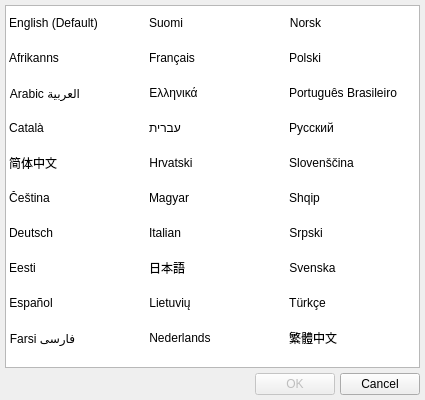
The window that Quazaa/UI/dialoglanguage.ui (c3c/quazaa) describes before a commit, drawn with Qt 5.
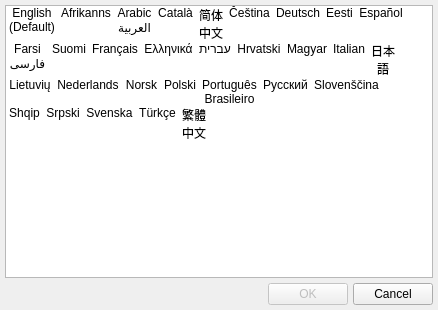
The same window after the commit. Icons and pictures are not drawn.

Commit message: Corrected display of language dialog.

The edit to the form file:
```diff
--- a/Quazaa/UI/dialoglanguage.ui
+++ b/Quazaa/UI/dialoglanguage.ui
@@ -9,22 +9,10 @@
    <rect>
     <x>0</x>
     <y>0</y>
-    <width>425</width>
-    <height>400</height>
+    <width>438</width>
+    <height>310</height>
    </rect>
   </property>
-  <property name="minimumSize">
-   <size>
-    <width>425</width>
-    <height>400</height>
-   </size>
-  </property>
-  <property name="maximumSize">
-   <size>
-    <width>425</width>
-    <height>400</height>
-   </size>
-  </property>
   <property name="windowTitle">
    <string>Select Language</string>
   </property>
@@ -51,7 +39,7 @@
       <enum>Qt::ScrollBarAsNeeded</enum>
      </property>
      <property name="horizontalScrollBarPolicy">
-      <enum>Qt::ScrollBarAlwaysOff</enum>
+      <enum>Qt::ScrollBarAsNeeded</enum>
      </property>
      <property name="editTriggers">
       <set>QAbstractItemView::NoEditTriggers</set>
@@ -62,32 +50,11 @@
      <property name="dragDropMode">
       <enum>QAbstractItemView::NoDragDrop</enum>
      </property>
-     <property name="iconSize">
-      <size>
-       <width>32</width>
-       <height>32</height>
-      </size>
-     </property>
-     <property name="textElideMode">
-      <enum>Qt::ElideLeft</enum>
-     </property>
-     <property name="movement">
-      <enum>QListView::Static</enum>
-     </property>
      <property name="flow">
-      <enum>QListView::TopToBottom</enum>
+      <enum>QListView::LeftToRight</enum>
      </property>
-     <property name="resizeMode">
-      <enum>QListView::Adjust</enum>
-     </property>
-     <property name="layoutMode">
-      <enum>QListView::SinglePass</enum>
-     </property>
-     <property name="gridSize">
-      <size>
-       <width>140</width>
-       <height>35</height>
-      </size>
+     <property name="isWrapping" stdset="0">
+      <bool>true</bool>
      </property>
      <property name="viewMode">
       <enum>QListView::IconMode</enum>
@@ -101,12 +68,6 @@
      <property name="wordWrap">
       <bool>true</bool>
      </property>
-     <property name="currentRow">
-      <number>-1</number>
-     </property>
-     <property name="sortingEnabled">
-      <bool>false</bool>
-     </property>
      <item>
       <property name="text">
        <string notr="true">English (Default)</string>
```
Left out of the diff: 66 changed lines with no effect on the pictures.
